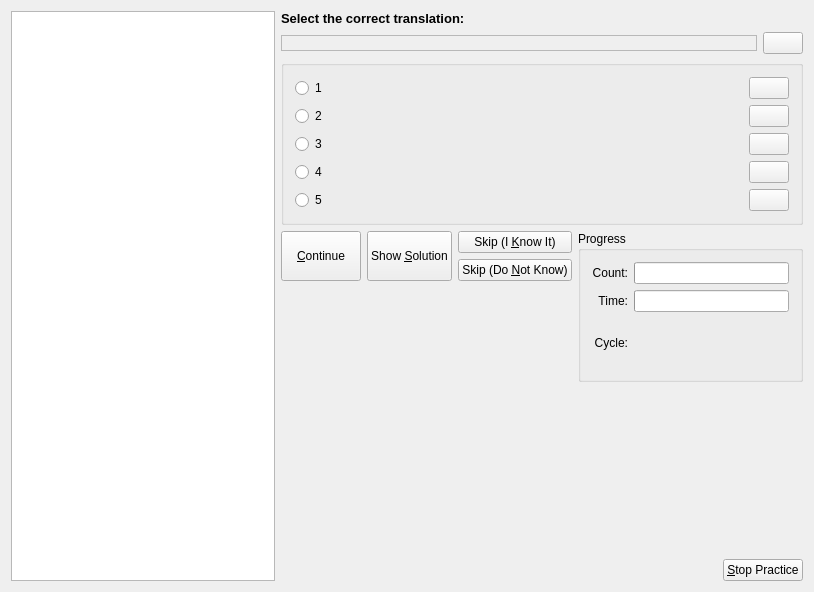
This is src/practiceold/MCQueryDlgForm.ui in KDE/parley as Qt 5 draws it before an edit. The edited form follows.
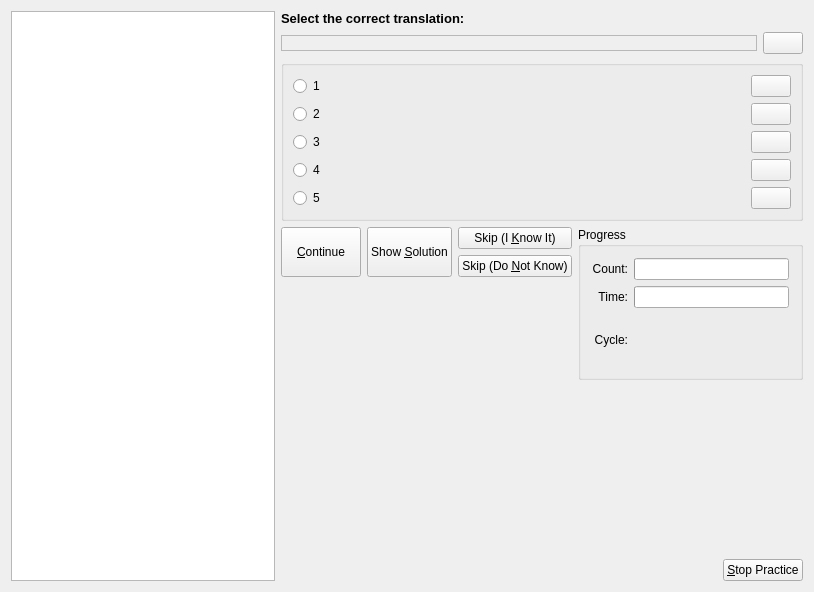
This is the edited form.

```diff
--- a/src/practiceold/MCQueryDlgForm.ui
+++ b/src/practiceold/MCQueryDlgForm.ui
@@ -439,7 +439,6 @@
    </item>
   </layout>
  </widget>
- <layoutdefault spacing="6" margin="11" />
  <tabstops>
   <tabstop>show_all</tabstop>
   <tabstop>know_it</tabstop>
```
